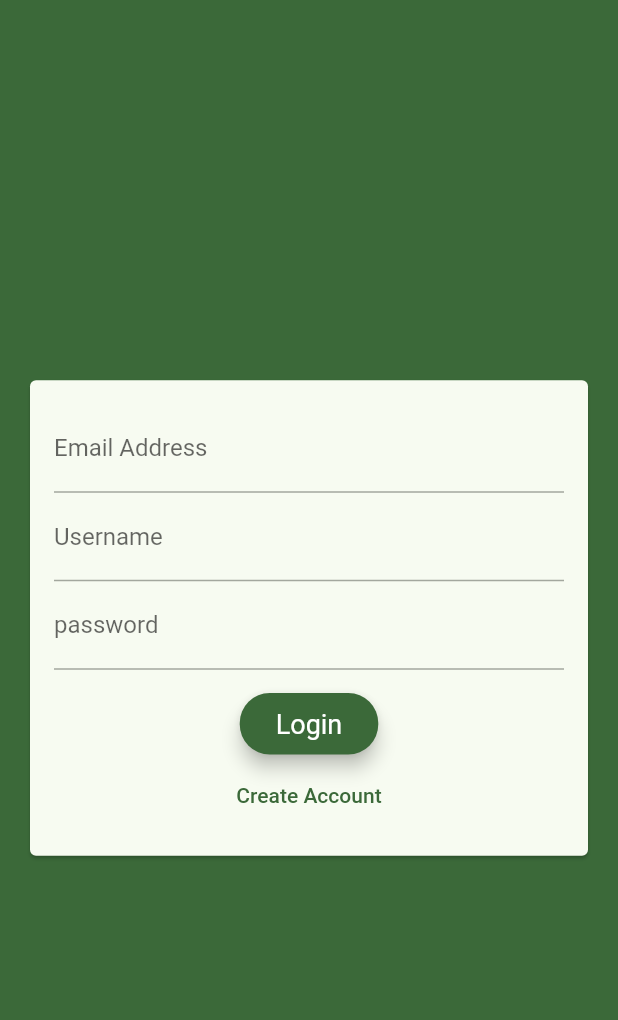
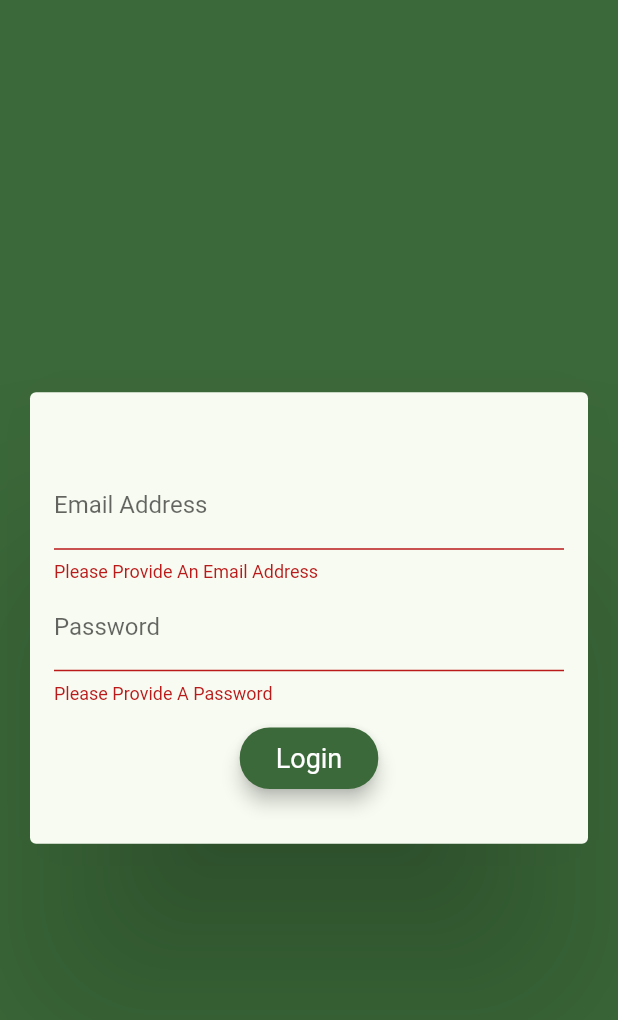
Before and after one commit to ChristopherLinnett/ChatApp-flutter-firebase, a Flutter app: the screen it shows after launch, after a tap on "Login", on a phone screen of 412 x 824 dp. Shown: the top 1020 px of the screen. Run offline on Flutter 3.47's test engine with Material 2 defaults, Android fonts, the light colour scheme and no system bars; our stand-ins replace cloud_firestore, firebase_core; accounts and stored records are empty; generated files the repository leaves out were written again.

Commit message:
login card accepts user, validates and submits loginscreen has callback function sent to card to call

```diff
--- a/lib/screens/login_screen.dart
+++ b/lib/screens/login_screen.dart
@@ -9,11 +9,17 @@ class LoginScreen extends StatefulWidget {
 }
 
 class _LoginScreenState extends State<LoginScreen> {
+  void _submitAuthForm({
+    required Map userDetails,
+    required AuthMode authMode,
+  }) {
+
+  }
   @override
   Widget build(BuildContext context) {
     return Scaffold(
       backgroundColor: Theme.of(context).primaryColor,
-      body: LoginCard(),
+      body: LoginCard(authCallback: _submitAuthForm),
     );
   }
 }
--- a/lib/widgets/login_card.dart
+++ b/lib/widgets/login_card.dart
@@ -1,46 +1,163 @@
 import 'package:flutter/material.dart';
 
+enum AuthMode { signUp, login }
+
 class LoginCard extends StatefulWidget {
-  const LoginCard({super.key});
+  const LoginCard({super.key, required this.authCallback});
+  final void Function({
+    required Map userDetails,
+    required AuthMode authMode,
+  }) authCallback;
 
   @override
   State<LoginCard> createState() => _LoginCardState();
 }
 
 class _LoginCardState extends State<LoginCard> {
+  final _formKey = GlobalKey<FormState>();
+  AuthMode authMode = AuthMode.login;
+  Map<String, String> userDetails = {
+    'email': '',
+    'username': '',
+    'password': ''
+  };
+  String _pass1 = '';
+
+  void _trySubmit() {
+    FocusScope.of(context).unfocus();
+    final isValid = _formKey.currentState?.validate();
+    if (isValid != null && isValid) {
+      _formKey.currentState?.save();
+      _formKey.currentState?.reset();
+    }
+    widget.authCallback(userDetails: userDetails, authMode: authMode);
+  }
+
   @override
   Widget build(BuildContext context) {
     return Center(
+      child: Center(
         child: Card(
-        margin: EdgeInsets.all(20),
+          elevation: 60,
+          margin: EdgeInsets.symmetric(vertical: 40, horizontal: 20),
+          child: AnimatedContainer(
+            padding: EdgeInsets.all(16),
+            height: authMode == AuthMode.login ? 301 : 420,
+            duration: Duration(milliseconds: 300),
             child: SingleChildScrollView(
-          padding: EdgeInsets.all(16),
               child: Form(
+                  key: _formKey,
                   child: Column(
-            mainAxisSize: MainAxisSize.min,
+                    mainAxisSize: MainAxisSize.max,
+                    mainAxisAlignment: MainAxisAlignment.spaceEvenly,
                     children: [
-              TextFormField(
-                  keyboardType: TextInputType.emailAddress,
-                  decoration: InputDecoration(labelText: "Email Address")),
-              TextFormField(
-                keyboardType: TextInputType.text,
-                decoration: InputDecoration(labelText: "Username"),
+                      SizedBox(
+                        height: 30,
                       ),
                       TextFormField(
+                        key: ValueKey('email'),
+                        keyboardType: TextInputType.emailAddress,
+                        decoration: InputDecoration(labelText: "Email Address"),
+                        onSaved: ((newValue) {
+                          userDetails['email'] = newValue ?? '';
+                        }),
+                        validator: (value) {
+                          if (value == null || value.isEmpty) {
+                            return 'Please Provide An Email Address';
+                          }
+                          if (!value.contains('@')) {
+                            return 'Please Supply a Valid Email Address';
+                          }
+                          if (value.length < 4) {
+                            return 'Please Supply a Longer Email Address';
+                          }
+                          return null;
+                        },
+                      ),
+                      if (authMode == AuthMode.signUp)
+                        TextFormField(
+                          key: ValueKey('username'),
+                          keyboardType: TextInputType.text,
+                          decoration: InputDecoration(labelText: "Name"),
+                          onSaved: ((newValue) {
+                            userDetails['username'] = newValue ?? '';
+                          }),
+                          validator: (value) {
+                            if (value == null || value.isEmpty) {
+                              return 'Please Provide A Username';
+                            }
+                            if (value.length < 3) {
+                              return 'Please Supply a Longer Name';
+                            }
+                            return null;
+                          },
+                        ),
+                      TextFormField(
+                        key: ValueKey('password1'),
                         keyboardType: TextInputType.visiblePassword,
                         obscureText: true,
+                        onSaved: ((newValue) {
+                          userDetails['password'] = newValue ?? '';
+                        }),
+                        decoration: InputDecoration(
+                          labelText: "Password",
+                        ),
+                        validator: (
+                          value,
+                        ) {
+                          if (value == null || value.isEmpty) {
+                            return 'Please Provide A Password';
+                          }
+                          if (value.length < 7) {
+                            return 'Please Supply a Longer Password (min 7 characters)';
+                          }
+                          _pass1 = value;
+                          return null;
+                        },
+                      ),
+                      if (authMode == AuthMode.signUp)
+                        TextFormField(
+                          key: ValueKey('password2'),
+                          keyboardType: TextInputType.visiblePassword,
+                          obscureText: true,
+                          onSaved: ((newValue) {
+                            userDetails['password'] = newValue ?? '';
+                          }),
                           decoration: InputDecoration(
                             labelText: "password",
                           ),
+                          validator: (value) {
+                            if (value == null || value.isEmpty) {
+                              return 'Please Provide A Password';
+                            }
+                            if (value != _pass1) {
+                              return 'Passwords Don\'t match';
+                            }
+                            return null;
+                          },
                         ),
                       SizedBox(height: 12),
                       ElevatedButton(
-                onPressed: () {},
-                child: Text('Login'),
+                        onPressed:
+                            authMode == AuthMode.login ? _trySubmit : null,
+                        child: Text(
+                            authMode == AuthMode.login ? 'Login' : 'Register'),
                       ),
-              TextButton(child: Text('Create Account'), onPressed: () {}),
+                      TextButton(
+                          child: Text(authMode == AuthMode.login
+                              ? 'Create Account'
+                              : 'Swith to Log in'),
+                          onPressed: () {
+                            setState(() {
+                              authMode == AuthMode.login
+                                  ? authMode = AuthMode.signUp
+                                  : authMode = AuthMode.login;
+                            });
+                          }),
                     ],
                   )),
+            ),
+          ),
         ),
       ),
     );
```
Lines whose indentation alone changed are shown as unchanged.
